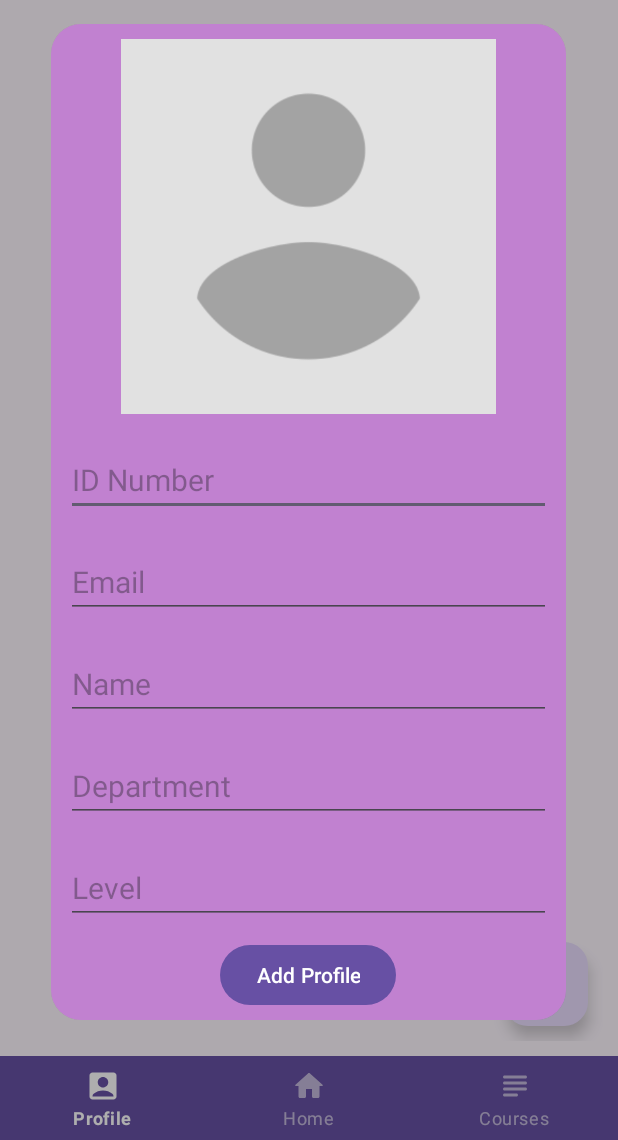
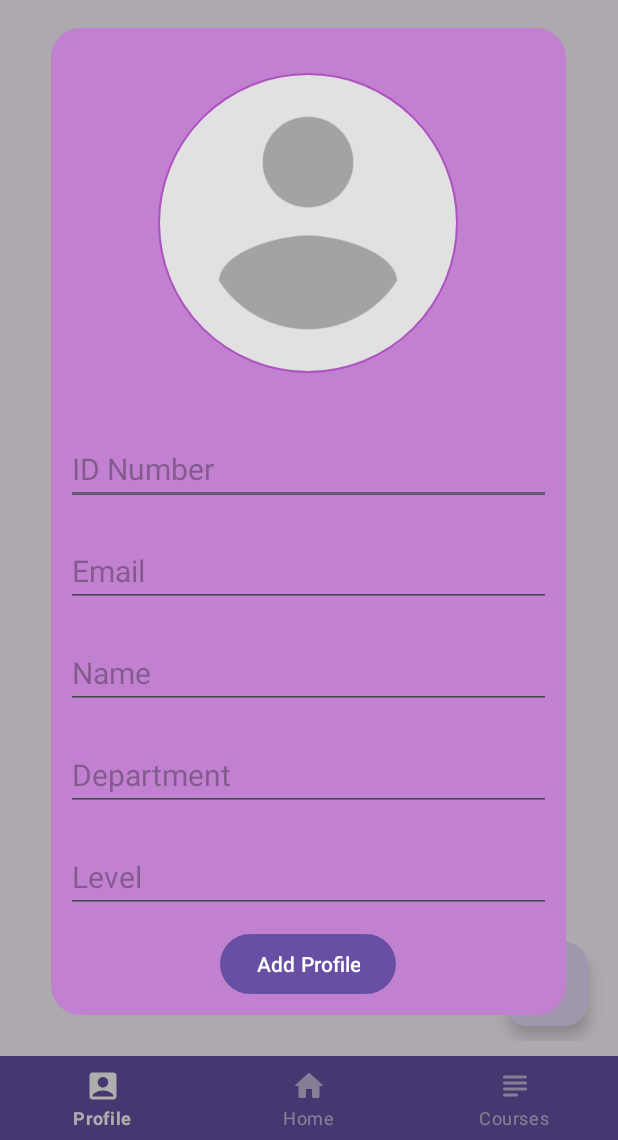
Before and after one commit to Atachiz02Softwares/TimetableReminder, an Android app: the MainActivity screen opened directly, with no data from a screen before it, after a tap on "Add", on a phone screen of 412 x 824 dp, the part 96-1236 px from its top. Run offline under Robolectric (Android 15) with nearby library versions, the phone set to English and light mode, and no system bars; our stand-ins replace CircleImageView.

Commit message:
create profile feature added

```diff
--- a/app/build.gradle.kts
+++ b/app/build.gradle.kts
@@ -37,6 +37,8 @@ dependencies {
     implementation("com.google.android.material:material:1.9.0")
     implementation("androidx.constraintlayout:constraintlayout:2.1.4")
 
+    implementation("de.hdodenhof:circleimageview:3.1.0")
+
     testImplementation("junit:junit:4.13.2")
     androidTestImplementation("androidx.test.ext:junit:1.1.5")
     androidTestImplementation("androidx.test.espresso:espresso-core:3.5.1")
--- a/app/src/main/java/morpheus/softwares/timetablereminder/activities/MainActivity.java
+++ b/app/src/main/java/morpheus/softwares/timetablereminder/activities/MainActivity.java
@@ -34,7 +34,7 @@ public class MainActivity extends AppCompatActivity {
         bottomNavigationView = findViewById(R.id.bottom_navigation);
         database = new Database(this);
 
-        String username = getIntent().getStringExtra("username");
+        String id = getIntent().getStringExtra("id");
 
         setSupportActionBar(toolbar);
         bottomNavigationView.setSelectedItemId(R.id.navigation_home);   // Set the default selected item (optional)
@@ -60,7 +60,7 @@ public class MainActivity extends AppCompatActivity {
                 builder.setIcon(R.drawable.round_logout_24)
                         .setMessage("Are you sure you want to sign out?")
                         .setPositiveButton("Sign Out", (dialog, which) -> {
-                            database.updateStatus(username, getString(R.string.offline));
+                            database.updateStatus(id, getString(R.string.offline));
                             finishAffinity();
                         })
                         .setNegativeButton("Cancel", (dialog, which) -> alertDialog.dismiss()).show();
--- a/app/src/main/java/morpheus/softwares/timetablereminder/fragments/Courses.java
+++ b/app/src/main/java/morpheus/softwares/timetablereminder/fragments/Courses.java
@@ -20,8 +20,6 @@ public class Courses extends Fragment {
     public View onCreateView(@NonNull LayoutInflater inflater, @Nullable ViewGroup container, @Nullable Bundle savedInstanceState) {
         View view = LayoutInflater.from(getContext()).inflate(R.layout.courses, container, false);
 
-//        Button button = view.findViewById(R.id.button);
-
         return view;
     }
 }
--- a/app/src/main/java/morpheus/softwares/timetablereminder/fragments/Profile.java
+++ b/app/src/main/java/morpheus/softwares/timetablereminder/fragments/Profile.java
@@ -21,6 +21,7 @@ import java.util.ArrayList;
 
 import morpheus.softwares.timetablereminder.R;
 import morpheus.softwares.timetablereminder.models.Database;
+import morpheus.softwares.timetablereminder.models.User;
 import morpheus.softwares.timetablereminder.models.UserProfile;
 
 public class Profile extends Fragment {
@@ -43,43 +44,68 @@ public class Profile extends Fragment {
                 dept = view.findViewById(R.id.department);
         FloatingActionButton floatingActionButton = view.findViewById(R.id.fabAddProfile);
 
-//        String username = getArguments().getString("username");
+        ArrayList<User> users = database.selectAllUsers();
+        for (User user : users) {
+            if (user.getStatus().equals(getString(R.string.online))) {
 
+                String id = user.getUsername();
                 ArrayList<UserProfile> userProfiles = database.selectAllUserProfiles();
-        for (UserProfile userProfile : userProfiles) {
-//            if (userProfile.getUsername().equals(username)) {
+                for (UserProfile userProfile : userProfiles)
+                    if (userProfile.getUsername().equals(id)) {
                         idNumber.setText(userProfile.getIdNumber());
                         studentName.setText(userProfile.getName());
                         email.setText(userProfile.getName());
                         lvl.setText(userProfile.getLevel());
                         dept.setText(userProfile.getDepartment());
-//                break;
-//            }
+                        break;
+                    }
+                break;
+            }
         }
 
         floatingActionButton.setOnClickListener(v -> {
             builder = new MaterialAlertDialogBuilder(requireContext(), R.style.MaterialAlertDialogRounded);
+            View dialogView = getLayoutInflater().inflate(R.layout.add_profile_dialog, null);
 
-            View dialogView = getLayoutInflater().inflate(R.layout.add_profile_dialog, null);
-            EditText addID = dialogView.findViewById(R.id.addID), addEmail = dialogView.findViewById(R.id.addEmail),
-                    addName = dialogView.findViewById(R.id.addName), addDepartment = dialogView.findViewById(R.id.addDepartment),
+            EditText addID = dialogView.findViewById(R.id.addID),
+                    addEmail = dialogView.findViewById(R.id.addEmail),
+                    addName = dialogView.findViewById(R.id.addName),
+                    addDepartment = dialogView.findViewById(R.id.addDepartment),
                     addLevel = dialogView.findViewById(R.id.addLevel);
             Button add = dialogView.findViewById(R.id.addProfile);
-
-            String id = String.valueOf(addID.getText()), mail = String.valueOf(addEmail.getText()),
-                    name = String.valueOf(addName.getText()), level = String.valueOf(addLevel.getText()),
-                    department = String.valueOf(addDepartment.getText());
-
-            add.setOnClickListener(v1 -> {
-                database.insertUserProfile(new UserProfile(0, "username", id, mail, name, level, department));
-                alertDialog.dismiss();
-                Toast.makeText(getContext(), "User profile created", Toast.LENGTH_SHORT).show();
-            });
 
             builder.setView(dialogView);
 
             alertDialog = builder.create();
             alertDialog.setCanceledOnTouchOutside(false);
+
+            add.setOnClickListener(v1 -> {
+                // Capture user input after the user clicks the "Add Profile" button
+                String id = String.valueOf(addID.getText()),
+                        mail = String.valueOf(addEmail.getText()),
+                        name = String.valueOf(addName.getText()),
+                        level = String.valueOf(addLevel.getText()),
+                        department = String.valueOf(addDepartment.getText());
+
+                // Insert the user profile into the database
+                database.insertUserProfile(new UserProfile(0, id, id, mail, name, level, department));
+
+                // Update the UI or refresh the fragment with the new data
+                ArrayList<UserProfile> userProfiles = database.selectAllUserProfiles();
+                for (UserProfile userProfile : userProfiles)
+                    if (userProfile.getUsername().equals(id)) {
+                        idNumber.setText(userProfile.getIdNumber());
+                        studentName.setText(userProfile.getName());
+                        email.setText(userProfile.getName());
+                        lvl.setText(userProfile.getLevel());
+                        dept.setText(userProfile.getDepartment());
+                        break;
+                    }
+
+                alertDialog.dismiss();
+                Toast.makeText(getContext(), "User profile created", Toast.LENGTH_SHORT).show();
+            });
+
             alertDialog.show();
         });
 
--- a/app/src/main/res/layout/add_profile_dialog.xml
+++ b/app/src/main/res/layout/add_profile_dialog.xml
@@ -1,5 +1,6 @@
 <?xml version="1.0" encoding="utf-8"?>
 <androidx.core.widget.NestedScrollView xmlns:android="http://schemas.android.com/apk/res/android"
+    xmlns:app="http://schemas.android.com/apk/res-auto"
     android:layout_width="match_parent"
     android:layout_height="match_parent"
     android:background="@color/transparent"
@@ -10,13 +11,18 @@
         android:layout_height="match_parent"
         android:orientation="vertical">
 
-        <ImageView
+        <de.hdodenhof.circleimageview.CircleImageView
             android:id="@+id/addProfilePicture"
-            android:layout_width="250dp"
-            android:layout_height="250dp"
-            android:layout_gravity="center"
-            android:contentDescription="@string/add"
-            android:src="@drawable/avatar" />
+            android:layout_width="200dp"
+            android:layout_height="200dp"
+            android:layout_gravity="center_horizontal"
+            android:layout_marginStart="20dp"
+            android:layout_marginTop="20dp"
+            android:layout_marginEnd="20dp"
+            android:layout_marginBottom="20dp"
+            android:src="@drawable/avatar"
+            app:civ_border_color="@color/transparent"
+            app:civ_border_width="1dp" />
 
         <EditText
             android:id="@+id/addID"
--- a/app/src/main/res/layout/profile.xml
+++ b/app/src/main/res/layout/profile.xml
@@ -5,14 +5,18 @@
     android:layout_height="match_parent"
     android:padding="10dp">
 
-    <ImageView
+    <de.hdodenhof.circleimageview.CircleImageView
         android:id="@+id/profilePicture"
-        android:layout_width="250dp"
-        android:layout_height="250dp"
+        android:layout_width="200dp"
+        android:layout_height="200dp"
         android:layout_centerHorizontal="true"
+        android:layout_marginStart="20dp"
         android:layout_marginTop="20dp"
-        android:contentDescription="@string/add"
-        android:src="@drawable/avatar" />
+        android:layout_marginEnd="20dp"
+        android:layout_marginBottom="20dp"
+        android:src="@drawable/avatar"
+        app:civ_border_color="@color/transparent"
+        app:civ_border_width="1dp" />
 
     <TextView
         android:id="@+id/idNumber"
@@ -50,7 +54,7 @@
         android:layout_height="wrap_content"
         android:layout_below="@+id/email"
         android:layout_marginStart="50dp"
-        android:layout_marginTop="30dp"
+        android:layout_marginTop="10dp"
         android:textSize="30sp"
         android:textStyle="italic" />
 
--- a/app/src/main/res/values/strings.xml
+++ b/app/src/main/res/values/strings.xml
@@ -1,7 +1,7 @@
 <resources>
     <string name="app_name">Timetable Reminder</string>
     <string name="add">Add</string>
-    <string name="username">Username</string>
+    <string name="username">ID Number</string>
     <string name="password">Password</string>
     <string name="sign_in">Sign In</string>
     <string name="title">Atachiz02 Softwares</string>
```
Also changed, not shown: app/src/main/java/morpheus/softwares/timetablereminder/activities/SigninActivity.java (+0 -7 lines), app/src/main/java/morpheus/softwares/timetablereminder/activities/SignupActivity.java (+2 -17 lines). Lines whose indentation alone changed are shown as unchanged.
